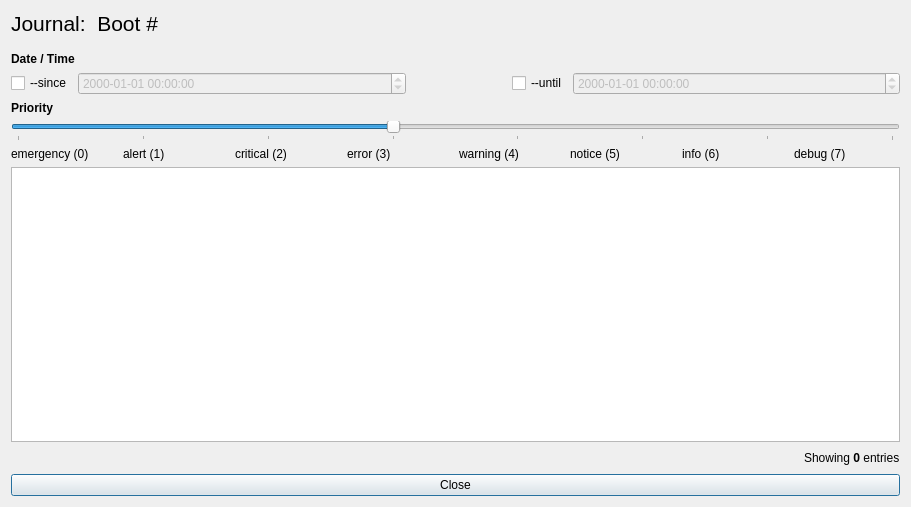
First picture: the form in ui/showbootlog.ui, repository pentix/qjournalctl, before the edit.
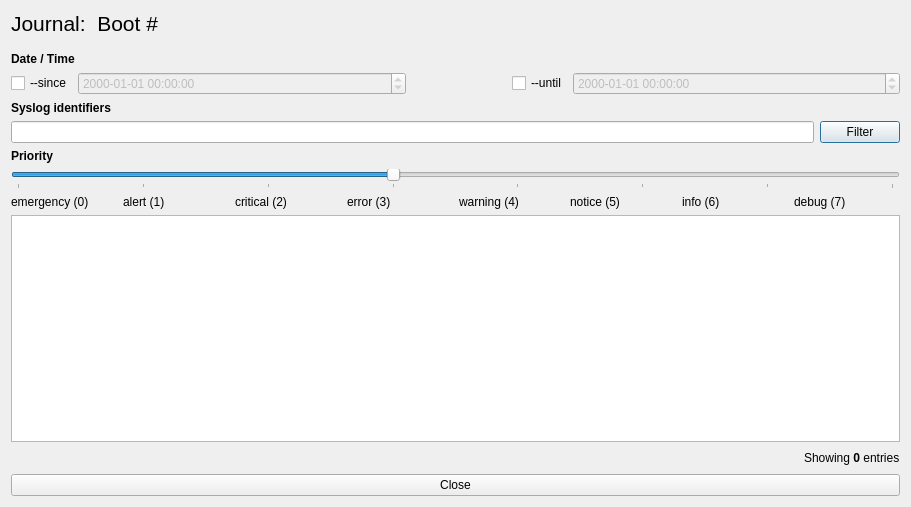
Second picture: the form after the edit.

Commit message: identifiers: Filtering by identifiers is possible

```diff
--- a/ui/showbootlog.ui
+++ b/ui/showbootlog.ui
@@ -130,6 +130,33 @@
        </item>
       </layout>
      </item>
+     <item>
+      <widget class="QLabel" name="label_12">
+       <property name="font">
+        <font>
+         <weight>75</weight>
+         <bold>true</bold>
+        </font>
+       </property>
+       <property name="text">
+        <string>Syslog identifiers</string>
+       </property>
+      </widget>
+     </item>
+     <item>
+      <layout class="QHBoxLayout" name="horizontalLayout_4">
+       <item>
+        <widget class="QLineEdit" name="identifiersLineEdit"/>
+       </item>
+       <item>
+        <widget class="QPushButton" name="filterButton">
+         <property name="text">
+          <string>Filter</string>
+         </property>
+        </widget>
+       </item>
+      </layout>
+     </item>
      <item>
       <widget class="QLabel" name="label_11">
        <property name="font">
```
Left out of the diff: 26 changed lines with no effect on the pictures. The commit also changes 2 other files.
